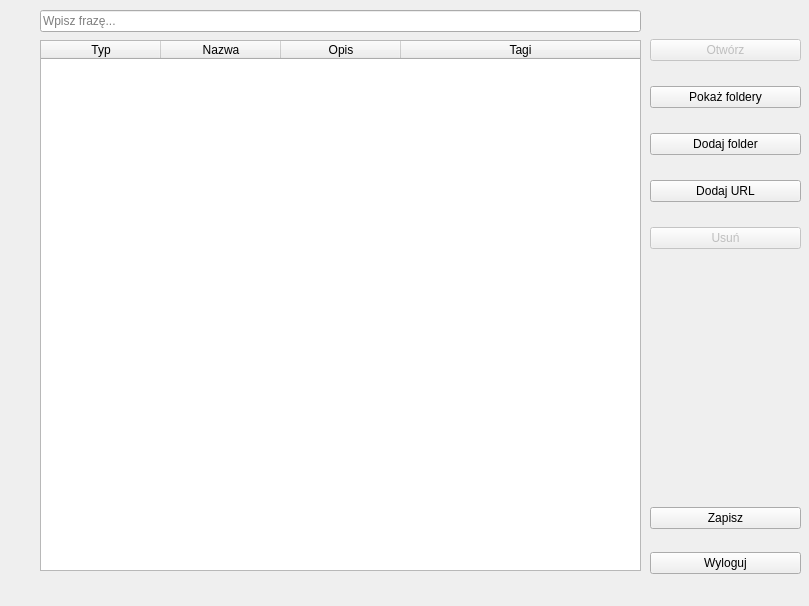
Qt form mainwindow.ui (KFugler/ProjektPk4) before a commit.
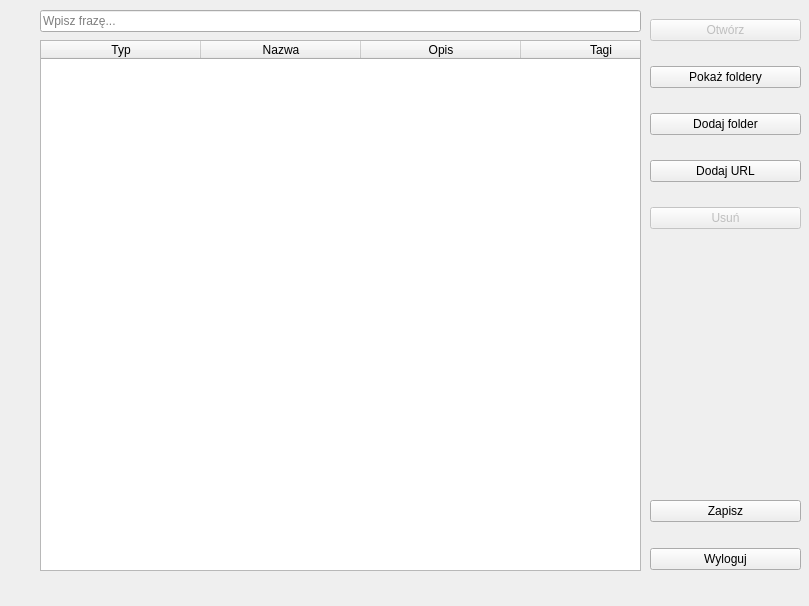
The same form after that commit.

```diff
--- a/mainwindow.ui
+++ b/mainwindow.ui
@@ -29,9 +29,12 @@
     <property name="autoFillBackground">
      <bool>false</bool>
     </property>
-    <property name="horizontalScrollBarPolicy">
+    <property name="verticalScrollBarPolicy">
      <enum>Qt::ScrollBarAsNeeded</enum>
     </property>
+    <property name="horizontalScrollBarPolicy">
+     <enum>Qt::ScrollBarAlwaysOff</enum>
+    </property>
     <property name="showGrid">
      <bool>true</bool>
     </property>
@@ -48,7 +51,7 @@
      <number>20</number>
     </attribute>
     <attribute name="horizontalHeaderDefaultSectionSize">
-     <number>120</number>
+     <number>160</number>
     </attribute>
     <attribute name="horizontalHeaderHighlightSections">
      <bool>false</bool>
@@ -84,7 +87,7 @@
     <property name="geometry">
      <rect>
       <x>650</x>
-      <y>20</y>
+      <y>0</y>
       <width>151</width>
       <height>251</height>
      </rect>
@@ -162,9 +165,9 @@
     <property name="geometry">
      <rect>
       <x>650</x>
-      <y>490</y>
+      <y>480</y>
       <width>151</width>
-      <height>101</height>
+      <height>111</height>
      </rect>
     </property>
     <layout class="QVBoxLayout" name="verticalLayout_2">
```
Left out of the diff: 3 changed lines with no effect on the pictures.
